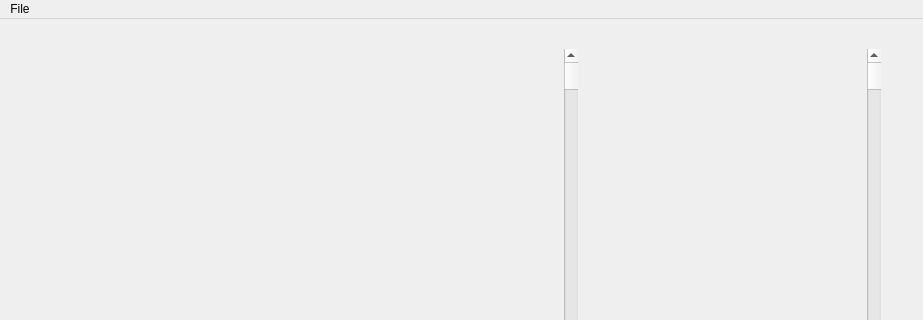
First picture: the form in mainwindow.ui, repository HuaiyuanPENG/AirwaySegmrnt, before the edit; both pictures show x 0 to 923 and y 0 to 320 of the 923 by 756 pixel window.
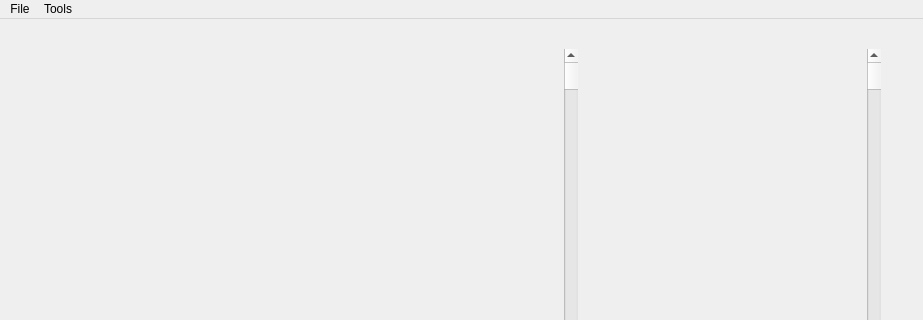
Second picture: the form after the edit. Custom widgets are drawn as their Qt base class.

Commit message: add contrast adujest dialog

Patch:
```diff
--- a/mainwindow.ui
+++ b/mainwindow.ui
@@ -298,7 +298,14 @@
     </property>
     <addaction name="actionOpen_File"/>
    </widget>
+   <widget class="QMenu" name="menuTools">
+    <property name="title">
+     <string>Tools</string>
+    </property>
+    <addaction name="actionContrast_Adjustment"/>
+   </widget>
    <addaction name="menuFile"/>
+   <addaction name="menuTools"/>
   </widget>
   <widget class="QStatusBar" name="statusbar"/>
   <action name="actionOpen_File">
```
Left out of the diff: 5 changed lines with no effect on the pictures. The commit also changes 3 other files.
